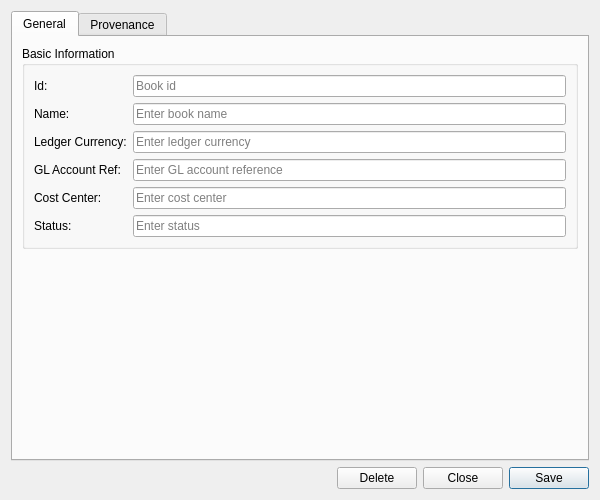
OreStudio/OreStudio, file projects/ores.qt/refdata/ui/BookDetailDialog.ui: the form before one commit.
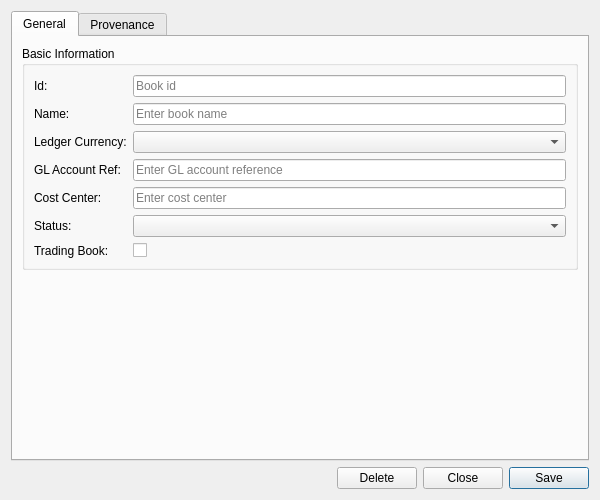
The form after the commit. Custom widgets are drawn as their Qt base class.

Commit message: [ores.qt,ores.codegen] Detail-dialog combo/badge codegen: currency flag combo, badge combo, generic references_entity

Patch:
```diff
--- a/projects/ores.qt/refdata/ui/BookDetailDialog.ui
+++ b/projects/ores.qt/refdata/ui/BookDetailDialog.ui
@@ -77,9 +77,9 @@
            </widget>
           </item>
           <item row="2" column="1">
-           <widget class="QLineEdit" name="ledgerCcyEdit">
-            <property name="placeholderText">
-             <string>Enter ledger currency</string>
+           <widget class="ores::qt::OreCurrencyComboBox" name="ledgerCcyEdit">
+            <property name="insertPolicy">
+             <enum>QComboBox::NoInsert</enum>
             </property>
            </widget>
           </item>
@@ -119,9 +119,23 @@
            </widget>
           </item>
           <item row="5" column="1">
-           <widget class="QLineEdit" name="bookStatusEdit">
-            <property name="placeholderText">
-             <string>Enter status</string>
+           <widget class="QComboBox" name="bookStatusCombo">
+            <property name="insertPolicy">
+             <enum>QComboBox::NoInsert</enum>
+            </property>
+           </widget>
+          </item>
+          <item row="6" column="0">
+           <widget class="QLabel" name="labelIsTradingBook">
+            <property name="text">
+             <string>Trading Book:</string>
+            </property>
+           </widget>
+          </item>
+          <item row="6" column="1">
+           <widget class="QCheckBox" name="isTradingBookCheck">
+            <property name="text">
+             <string/>
             </property>
            </widget>
           </item>
@@ -202,6 +216,11 @@
    <extends>QWidget</extends>
    <header>ores.qt/ProvenanceWidget.hpp</header>
   </customwidget>
+  <customwidget>
+   <class>ores::qt::OreCurrencyComboBox</class>
+   <extends>QComboBox</extends>
+   <header>ores.qt/OreCurrencyComboBox.hpp</header>
+  </customwidget>
  </customwidgets>
  <resources/>
  <connections/>
```
The commit also changes 34 other files.
